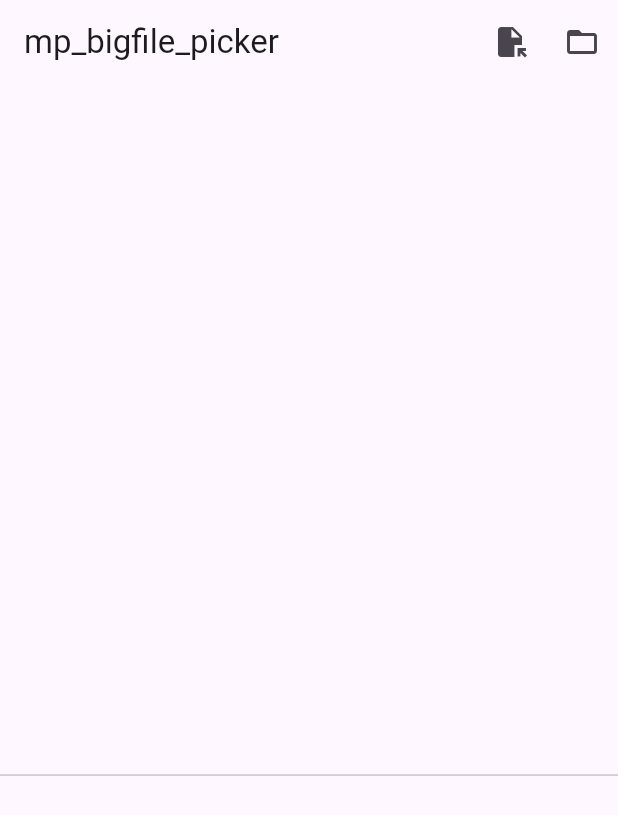
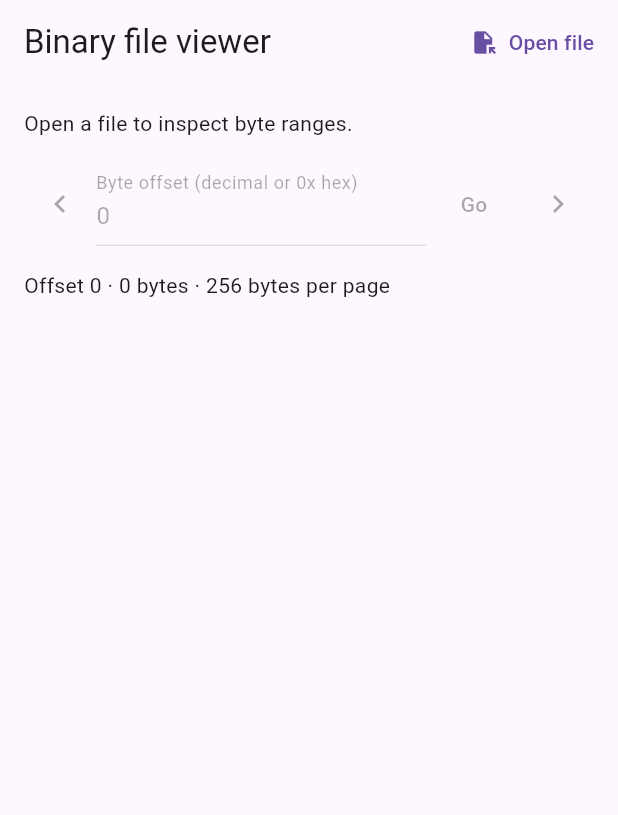
Before and after one commit to reki2000/mp_bigfile_picker, a Flutter app: the screen it shows after launch, on a phone screen of 412 x 824 dp. Shown: the top 815 px of the screen. Run offline on Flutter 3.47's test engine with Material 3 defaults, Android fonts, the phone set to English and light mode, and no system bars; our stand-ins replace file_picker, shared_preferences, web; missing offline and left inert: dart:ffi, dart:js_interop.

Commit message:
Prepare initial release with paged binary viewer example

```diff
--- a/example/lib/main.dart
+++ b/example/lib/main.dart
@@ -1,200 +1,215 @@
+import 'dart:async';
 import 'dart:math';
 import 'dart:typed_data';
 
 import 'package:flutter/material.dart';
 import 'package:mp_bigfile_picker/mp_bigfile_picker.dart';
-import 'package:shared_preferences/shared_preferences.dart';
 
-void main() => runApp(const MaterialApp(home: ExamplePage()));
+void main() => runApp(const MaterialApp(home: BinaryViewer()));
 
-class ExamplePage extends StatefulWidget {
-  const ExamplePage({super.key});
+class BinaryViewer extends StatefulWidget {
+  final Future<RandomReadFile?> Function()? selectFile;
+
+  const BinaryViewer({super.key, this.selectFile});
 
   @override
-  State<ExamplePage> createState() => _ExamplePageState();
+  State<BinaryViewer> createState() => _BinaryViewerState();
 }
 
-class _ExamplePageState extends State<ExamplePage> {
-  static const _dirKey = 'restore_key';
-  static const _filesKey = 'restore_file_keys';
+class _BinaryViewerState extends State<BinaryViewer> {
+  static const _pageSize = 256;
+  final _offsetInput = TextEditingController(text: '0');
+  RandomReadFile? _file;
+  Future<Uint8List>? _pendingRead;
+  Uint8List _bytes = Uint8List(0);
+  int _size = 0;
+  int _offset = 0;
+  bool _busy = false;
+  String? _error;
 
-  /// the title: the directory, or the picked files
-  String _title = 'mp_bigfile_picker';
-
-  /// the files listed, by the path in the directory or the name
-  List<String> _files = [];
-  RandomReadFile Function(String) _openFile = (_) => throw StateError('none');
-  bool _walking = false;
-  String _log = '';
-
-  @override
-  void initState() {
-    super.initState();
-    _restore();
-  }
-
-  void _print(String s) => setState(() => _log = '$s\n$_log');
-
-  Future<void> _restore() async {
-    final prefs = await SharedPreferences.getInstance();
-    final key = prefs.getString(_dirKey);
-    if (key != null) {
-      final dir = await restoreDirectory(key);
-      _print(dir == null ? 'restore failed: $key' : 'restored: ${dir.name}');
-      if (dir != null) await _open(dir);
-      return;
-    }
-    final keys = prefs.getStringList(_filesKey);
-    if (keys != null) {
-      final files = <RandomReadFile>[];
-      for (final k in keys) {
-        final f = await restoreFile(k);
-        _print(f == null ? 'restore failed: $k' : 'restored: ${f.name}');
-        if (f != null) files.add(f);
-      }
-      _showFiles(files);
+  Future<void> _select() async {
+    setState(() {
+      _busy = true;
+      _error = null;
+    });
+    RandomReadFile? selected;
+    try {
+      selected = widget.selectFile != null
+          ? await widget.selectFile!()
+          : (await pickFiles())?.firstOrNull;
+      if (selected == null) return;
+      final size = await selected.length();
+      if (!mounted) return;
+      await _file?.close();
+      if (!mounted) return;
+      _file = selected;
+      selected = null;
+      _size = size;
+      _offset = 0;
+      _bytes = Uint8List(0);
+      _offsetInput.text = '0';
+      await _load(0);
+    } catch (error) {
+      if (mounted) setState(() => _error = '$error');
+    } finally {
+      await selected?.close();
+      if (mounted) setState(() => _busy = false);
     }
   }
 
-  /// saves the restore keys of the directory or the files
-  Future<void> _save({String? dirKey, List<String>? fileKeys}) async {
-    final prefs = await SharedPreferences.getInstance();
-    await prefs.remove(_dirKey);
-    await prefs.remove(_filesKey);
-    if (dirKey != null) await prefs.setString(_dirKey, dirKey);
-    if (fileKeys != null) await prefs.setStringList(_filesKey, fileKeys);
-  }
-
-  Future<void> _pickFiles() async {
-    final files = await pickFiles(multiple: true, dialogTitle: 'Select files');
-    if (files == null) {
-      _print('canceled');
-      return;
-    }
-    final keys = files.map((f) => f.restoreKey).toList();
-    await _save(fileKeys: keys.contains(null) ? null : keys.cast<String>());
-    _print('picked: ${files.length} files\nrestore keys: $keys');
-    _showFiles(files);
-  }
-
-  void _showFiles(List<RandomReadFile> files) {
-    final byName = {for (final f in files) f.name: f};
+  Future<void> _load(int offset) async {
+    final file = _file;
+    if (file == null) return;
+    final read = file.read(offset, min(_pageSize, _size - offset));
+    _pendingRead = read;
+    try {
+      final bytes = await read;
+      if (!mounted) return;
       setState(() {
-      _title = '${files.length} files';
-      _files = byName.keys.toList()..sort();
-      _openFile = (name) => byName[name]!;
+        _offset = offset;
+        _bytes = bytes;
+        _offsetInput.text = '0x${offset.toRadixString(16)}';
       });
-  }
-
-  Future<void> _pick() async {
-    final dir = await pickDirectory(dialogTitle: 'Select a directory');
-    if (dir == null) {
-      _print('canceled');
-      return;
-    }
-    final key = dir.restoreKey;
-    await _save(dirKey: key);
-    _print('picked: ${dir.name}\nrestore key: $key');
-    await _open(dir);
-  }
-
-  Future<void> _open(PickedDirectory dir) async {
-    setState(() {
-      _title = dir.name;
-      _openFile = dir.open;
-      _files = [];
-      _walking = true;
-    });
-    final sw = Stopwatch()..start();
-    final files = <String>[];
-    await for (final path in dir.walk()) {
-      files.add(path);
-    }
-    files.sort();
-    setState(() {
-      _files = files;
-      _walking = false;
-    });
-    _print('walk: ${files.length} files in ${sw.elapsedMilliseconds} ms');
-  }
-
-  /// reads the head, the tail and random sectors of the file
-  Future<void> _read(String path) async {
-    final file = _openFile(path);
-    try {
-      final sw = Stopwatch()..start();
-      final length = await file.length();
-      final head = await file.read(0, 16);
-      final tail = await file.read(max(0, length - 16), 16);
-
-      const sector = 2352, count = 256;
-      final rand = Random();
-      int bytes = 0;
-      final t = Stopwatch()..start();
-      for (int i = 0; i < count; i++) {
-        final offset = length <= sector ? 0 : rand.nextInt(length - sector);
-        bytes += (await file.read(offset, sector)).length;
-      }
-      final us = t.elapsedMicroseconds;
-
-      _print('$path: $length bytes (${sw.elapsedMilliseconds} ms)\n'
-          '  head: ${_hex(head)}\n'
-          '  tail: ${_hex(tail)}\n'
-          '  $count random reads of $sector bytes: $bytes bytes, '
-          '${(us / count).toStringAsFixed(1)} us/read');
-    } catch (e) {
-      _print('$path: $e');
     } finally {
-      await file.close();
+      _pendingRead = null;
     }
   }
 
-  static String _hex(Uint8List b) =>
-      b.map((x) => x.toRadixString(16).padLeft(2, '0')).join(' ');
+  Future<void> _go(int offset) async {
+    if (_busy || _file == null) return;
+    if (offset < 0 || (offset >= _size && !(_size == 0 && offset == 0))) {
+      setState(() => _error = 'Offset must be within the file.');
+      return;
+    }
+    setState(() {
+      _busy = true;
+      _error = null;
+    });
+    try {
+      await _load(offset);
+    } catch (error) {
+      if (mounted) setState(() => _error = '$error');
+    } finally {
+      if (mounted) setState(() => _busy = false);
+    }
+  }
+
+  void _jump() {
+    final text = _offsetInput.text.trim();
+    final offset = int.tryParse(text);
+    if (offset == null) {
+      setState(
+          () => _error = 'Enter a decimal offset or hexadecimal 0x offset.');
+      return;
+    }
+    unawaited(_go(offset));
+  }
+
+  String _hexView() {
+    final lines = <String>[];
+    for (int start = 0; start < _bytes.length; start += 16) {
+      final row = _bytes.sublist(start, min(start + 16, _bytes.length));
+      final address = (_offset + start).toRadixString(16).padLeft(12, '0');
+      final hex = row.map((b) => b.toRadixString(16).padLeft(2, '0')).join(' ');
+      final ascii =
+          String.fromCharCodes(row.map((b) => b >= 32 && b <= 126 ? b : 46));
+      lines.add('$address  ${hex.padRight(47)}  |$ascii|');
+    }
+    return lines.join('\n');
+  }
 
   @override
-  Widget build(BuildContext context) {
-    return Scaffold(
+  void dispose() {
+    _offsetInput.dispose();
+    final file = _file;
+    final pending = _pendingRead;
+    // Wait for an active read before closing its handle.
+    unawaited(() async {
+      try {
+        await pending;
+      } catch (_) {
+        // Read errors are displayed while the viewer is mounted.
+      } finally {
+        await file?.close();
+      }
+    }());
+    super.dispose();
+  }
+
+  @override
+  Widget build(BuildContext context) => Scaffold(
         appBar: AppBar(
-        title: Text(_title),
+          title: const Text('Binary file viewer'),
           actions: [
-          IconButton(
-              onPressed: _pickFiles,
+            TextButton.icon(
+              onPressed: _busy ? null : _select,
               icon: const Icon(Icons.file_open),
-              tooltip: 'Pick files'),
-          IconButton(
-              onPressed: _pick,
-              icon: const Icon(Icons.folder_open),
-              tooltip: 'Pick a directory'),
+              label: const Text('Open file'),
+            ),
           ],
         ),
-      body: Column(
+        body: Padding(
+          padding: const EdgeInsets.all(16),
+          child: Column(
+            crossAxisAlignment: CrossAxisAlignment.start,
             children: [
+              Text(_file == null
+                  ? 'Open a file to inspect byte ranges.'
+                  : '${_file!.name} — $_size bytes'),
+              const SizedBox(height: 16),
+              Row(
+                children: [
+                  IconButton(
+                    tooltip: 'Previous page',
+                    onPressed: !_busy && _file != null && _offset > 0
+                        ? () => _go(max(0, _offset - _pageSize))
+                        : null,
+                    icon: const Icon(Icons.chevron_left),
+                  ),
                   Expanded(
-            flex: 3,
-            child: _walking
-                ? const Center(child: CircularProgressIndicator())
-                : ListView.builder(
-                    itemCount: _files.length,
-                    itemBuilder: (_, i) => ListTile(
-                      dense: true,
-                      title: Text(_files[i]),
-                      onTap: () => _read(_files[i]),
+                    child: TextField(
+                      controller: _offsetInput,
+                      enabled: !_busy && _file != null,
+                      decoration: const InputDecoration(
+                        labelText: 'Byte offset (decimal or 0x hex)',
+                      ),
+                      onSubmitted: (_) => _jump(),
                     ),
                   ),
+                  TextButton(
+                    onPressed: !_busy && _file != null ? _jump : null,
+                    child: const Text('Go'),
                   ),
-          const Divider(height: 1),
+                  IconButton(
+                    tooltip: 'Next page',
+                    onPressed:
+                        !_busy && _file != null && _offset + _pageSize < _size
+                            ? () => _go(_offset + _pageSize)
+                            : null,
+                    icon: const Icon(Icons.chevron_right),
+                  ),
+                ],
+              ),
+              const SizedBox(height: 16),
+              Text('Offset $_offset · ${_bytes.length} bytes · '
+                  '$_pageSize bytes per page'),
+              if (_busy) const LinearProgressIndicator(),
+              if (_error != null)
+                Text(_error!, style: const TextStyle(color: Colors.red)),
+              const SizedBox(height: 16),
               Expanded(
-            flex: 2,
                 child: SingleChildScrollView(
-              padding: const EdgeInsets.all(8),
-              child: SelectableText(_log,
-                  style:
-                      const TextStyle(fontFamily: 'monospace', fontSize: 12)),
+                  child: SingleChildScrollView(
+                    scrollDirection: Axis.horizontal,
+                    child: SelectableText(
+                      _hexView(),
+                      style: const TextStyle(fontFamily: 'monospace'),
+                    ),
+                  ),
                 ),
               ),
             ],
           ),
+        ),
       );
 }
-}
--- a/example/pubspec.yaml
+++ b/example/pubspec.yaml
@@ -4,7 +4,7 @@ publish_to: 'none'
 version: 1.0.0+1
 
 environment:
-  sdk: ">=3.0.0 <4.0.0"
+  sdk: ">=3.10.0 <4.0.0"
 
 dependencies:
   flutter:
--- a/pubspec.yaml
+++ b/pubspec.yaml
@@ -5,11 +5,10 @@ description: >-
 version: 0.1.0
 repository: https://github.com/reki2000/mp_bigfile_picker
 issue_tracker: https://github.com/reki2000/mp_bigfile_picker/issues
-publish_to: none
 
 environment:
-  sdk: ">=3.3.0 <4.0.0"
-  flutter: ">=3.27.0"
+  sdk: ">=3.10.0 <4.0.0"
+  flutter: ">=3.38.0"
 
 dependencies:
   flutter:
```
Also changed, not shown: example/lib/diagnostics.dart (added, +200 -0 lines), lib/api.dart (+22 -15 lines), lib/mp_bigfile_picker.dart (+4 -7 lines), lib/src/picker_io.dart (+10 -11 lines), lib/src/picker_web.dart (+11 -5 lines), 10 other files. Lines whose indentation alone changed are shown as unchanged.
